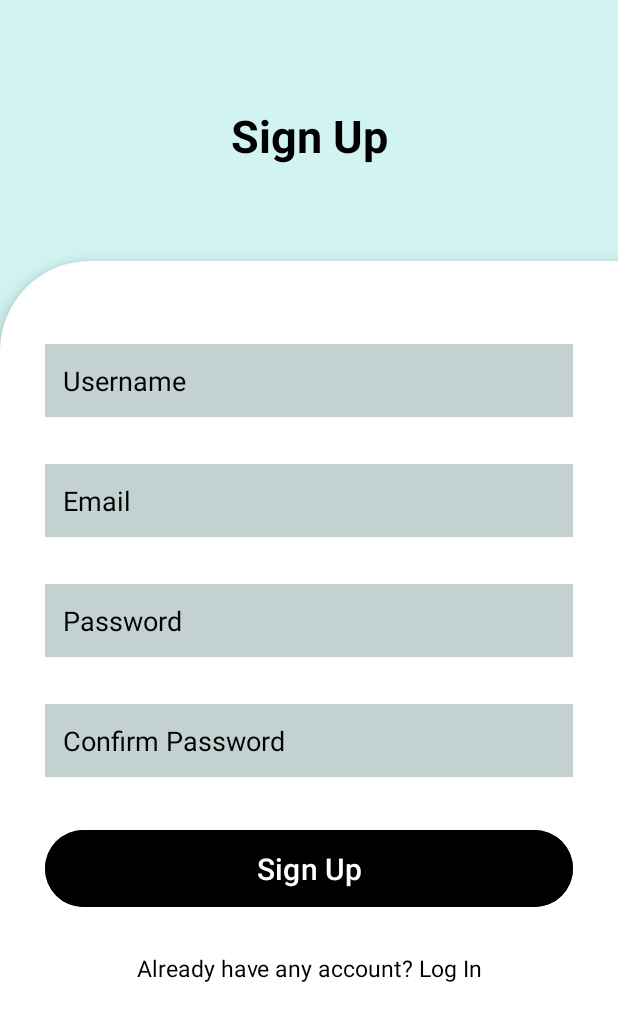
After one commit to Hardik-26/SnapQuest, an Android app: the SignupActivity screen opened directly, with no data from a screen before it, on a phone screen of 412 x 824 dp. The commit adds this screen. Shown: the top 1021 px of the screen. Run offline under Robolectric (Android 15) with nearby library versions, the phone set to English and light mode, and no system bars.

Commit message:
Signup - Himanshi

```diff
--- a/app/src/main/AndroidManifest.xml
+++ b/app/src/main/AndroidManifest.xml
@@ -26,6 +26,9 @@
             android:name=".LoginActivity"
             android:exported="true">
         </activity>
+        <activity android:name=".SignupActivity">
+
+        </activity>
     </application>
 
 </manifest>
--- a/app/src/main/java/com/example/snapquest/LoginActivity.kt
+++ b/app/src/main/java/com/example/snapquest/LoginActivity.kt
@@ -4,6 +4,7 @@ import android.content.Intent
 import android.os.Bundle
 import android.widget.Button
 import android.widget.EditText
+import android.widget.TextView
 import android.widget.Toast
 import androidx.activity.enableEdgeToEdge
 import androidx.appcompat.app.AppCompatActivity
@@ -12,6 +13,7 @@ class LoginActivity : AppCompatActivity(){
     private lateinit var username : EditText
     private lateinit var password : EditText
     private lateinit var loginButton : Button
+    private lateinit var signupLink : TextView
 
     override fun onCreate(savedInstanceState: Bundle?) {
         super.onCreate(savedInstanceState)
@@ -19,12 +21,17 @@ class LoginActivity : AppCompatActivity(){
         setContentView(R.layout.login)
 
         loginButton = findViewById(R.id.login_button)
+        signupLink = findViewById(R.id.signupLink)
         username = findViewById(R.id.username)
         password = findViewById(R.id.password)
 
 
         loginButton.setOnClickListener(){
             login()
+        }
+
+        signupLink.setOnClickListener(){
+            startActivity(Intent(this, SignupActivity:: class.java))
         }
     }
 
--- /dev/null
+++ b/app/src/main/java/com/example/snapquest/SignupActivity.kt
@@ -0,0 +1,49 @@
+package com.example.snapquest
+
+import android.content.Intent
+import android.os.Bundle
+import android.widget.Button
+import android.widget.EditText
+import android.widget.TextView
+import android.widget.Toast
+import androidx.activity.enableEdgeToEdge
+import androidx.appcompat.app.AppCompatActivity
+
+class SignupActivity : AppCompatActivity() {
+    private lateinit var loginLink : TextView
+    private lateinit var signupButton : Button
+    private lateinit var userName : EditText
+    private lateinit var password : EditText
+    private lateinit var confirmPassword : EditText
+    private lateinit var email : EditText
+
+    override fun onCreate(savedInstanceState: Bundle?) {
+        super.onCreate(savedInstanceState)
+        enableEdgeToEdge()
+        setContentView(R.layout.signup)
+
+        loginLink = findViewById(R.id.loginLink)
+        signupButton = findViewById(R.id.signup_button)
+        userName = findViewById(R.id.username)
+        email = findViewById(R.id.email)
+        password = findViewById(R.id.password)
+        confirmPassword = findViewById(R.id.confirmPassword)
+
+        loginLink.setOnClickListener() {
+            startActivity(Intent(this, LoginActivity::class.java))
+            finish()
+        }
+
+        signupButton.setOnClickListener() {
+            val name = userName.text.toString().trim()
+            val email = email.text.toString().trim()
+            val password = password.text.toString().trim()
+            val confirmPassword = confirmPassword.text.toString().trim()
+
+            if (name.isBlank() || email.isBlank() || password.isBlank() || confirmPassword.isBlank()) {
+                Toast.makeText(this, "All fields are required", Toast.LENGTH_SHORT).show()
+                return@setOnClickListener
+            }
+        }
+    }
+}
--- a/app/src/main/res/layout/login.xml
+++ b/app/src/main/res/layout/login.xml
@@ -67,9 +67,9 @@
                 android:layout_width="match_parent"
                 android:layout_height="wrap_content"
                 android:layout_marginBottom="16dp"
-                android:background="@color/background"
+                android:background="@color/fields"
                 android:textColor="@color/black"
-                android:hint="Username/Email"
+                android:hint="Username"
                 android:layout_marginTop="10dp"
                 android:textColorHint="@color/black"
                 android:inputType="textEmailAddress"
@@ -80,7 +80,7 @@
                 android:layout_width="match_parent"
                 android:layout_height="wrap_content"
                 android:layout_marginBottom="16dp"
-                android:background="@color/background"
+                android:background="@color/fields"
                 android:textColor="@color/black"
                 android:hint="Password"
                 android:textColorHint="@color/black"
@@ -101,18 +101,6 @@
                 android:textColor="#FFFFFF" />
 
             <TextView
-                android:id="@+id/forgotPass"
-                android:layout_width="match_parent"
-                android:layout_height="wrap_content"
-                android:text="Forgot Password? Get OTP"
-                android:layout_marginBottom="16dp"
-                android:textColor="#000000"
-                android:textSize="15sp"
-                android:clickable="true"
-                android:focusable="true"
-                android:gravity="center"/>
-
-            <TextView
                 android:id="@+id/signupLink"
                 android:layout_width="match_parent"
                 android:layout_height="wrap_content"
--- /dev/null
+++ b/app/src/main/res/layout/signup.xml
@@ -0,0 +1,130 @@
+<RelativeLayout xmlns:android="http://schemas.android.com/apk/res/android"
+    xmlns:app="http://schemas.android.com/apk/res-auto"
+    xmlns:tools="http://schemas.android.com/tools"
+    android:layout_width="match_parent"
+    android:layout_height="match_parent"
+    android:background="@color/background">
+
+    <RelativeLayout
+        android:id="@+id/black_background"
+        android:layout_width="match_parent"
+        android:layout_height="134dp"
+        android:layout_marginTop="40dp"
+        android:gravity="center">
+
+        <TextView
+            android:layout_width="match_parent"
+            android:layout_height="wrap_content"
+            android:layout_marginTop="12dp"
+            android:layout_marginBottom="45dp"
+            android:gravity="center"
+            android:text="Sign Up"
+            android:textColor="#000000"
+            android:textSize="30sp"
+            android:textStyle="bold"
+            tools:ignore="HardcodedText" />
+
+    </RelativeLayout>
+
+    <!-- White Background with Rounded Corners -->
+    <RelativeLayout
+        android:id="@+id/white_background"
+        android:layout_width="match_parent"
+        android:layout_height="wrap_content"
+        android:layout_below="@id/black_background"
+        android:layout_marginTop="0dp"
+        android:background="@drawable/rounded_corners_background"
+        android:clipToPadding="false"
+        android:elevation="8dp"
+        android:paddingTop="0dp">
+
+        <!-- Inner Container for Sign Up Form -->
+        <LinearLayout
+            android:layout_width="match_parent"
+            android:layout_height="match_parent"
+            android:layout_alignParentStart="true"
+            android:layout_marginStart="0dp"
+            android:orientation="vertical"
+            android:padding="30dp">
+
+            <EditText
+                android:id="@+id/username"
+                android:layout_width="match_parent"
+                android:layout_height="wrap_content"
+                android:layout_marginBottom="16dp"
+                android:background="@color/fields"
+                android:textColor="@color/black"
+                android:hint="Username"
+                android:layout_marginTop="25dp"
+                android:textColorHint="@color/black"
+                android:inputType="text"
+                android:padding="12dp" />
+
+            <EditText
+                android:id="@+id/email"
+                android:layout_width="match_parent"
+                android:layout_height="wrap_content"
+                android:layout_marginTop="15dp"
+                android:layout_marginBottom="16dp"
+                android:background="@color/fields"
+                android:textColor="@color/black"
+                android:hint="Email"
+                android:textColorHint="@color/black"
+                android:inputType="textEmailAddress"
+                android:padding="12dp" />
+
+            <EditText
+                android:id="@+id/password"
+                android:layout_width="match_parent"
+                android:layout_height="wrap_content"
+                android:layout_marginTop="15dp"
+                android:layout_marginBottom="16dp"
+                android:background="@color/fields"
+                android:textColor="@color/black"
+                android:hint="Password"
+                android:textColorHint="@color/black"
+                android:inputType="textPassword"
+                android:padding="12dp" />
+
+            <EditText
+                android:id="@+id/confirmPassword"
+                android:layout_width="match_parent"
+                android:layout_height="wrap_content"
+                android:layout_marginTop="15dp"
+                android:layout_marginBottom="16dp"
+                android:background="@color/fields"
+                android:textColor="@color/black"
+                android:hint="Confirm Password"
+                android:textColorHint="@color/black"
+                android:inputType="textPassword"
+                android:padding="12dp" />
+
+
+            <Button
+                android:id="@+id/signup_button"
+                android:layout_width="match_parent"
+                android:layout_height="wrap_content"
+                android:layout_marginTop="15dp"
+                android:layout_marginBottom="16dp"
+                android:backgroundTint="#000000"
+                android:padding="12dp"
+                android:text="Sign Up"
+                android:textColor="#FFFFFF"
+                android:textSize="20sp" />
+
+            <TextView
+                android:id="@+id/loginLink"
+                android:layout_width="match_parent"
+                android:layout_height="wrap_content"
+                android:layout_marginTop="10dp"
+                android:layout_marginBottom="16dp"
+                android:clickable="true"
+                android:focusable="true"
+                android:gravity="center"
+                android:text="Already have any account? Log In"
+                android:textColor="#000000"
+                android:textSize="15sp"/>
+
+        </LinearLayout>
+    </RelativeLayout>
+</RelativeLayout>
--- a/app/src/main/res/values/colors.xml
+++ b/app/src/main/res/values/colors.xml
@@ -3,4 +3,5 @@
     <color name="black">#FF000000</color>
     <color name="white">#FFFFFFFF</color>
     <color name="background">#D1F4F2</color>
+    <color name="fields">#C4D1D1</color>
 </resources>
```
